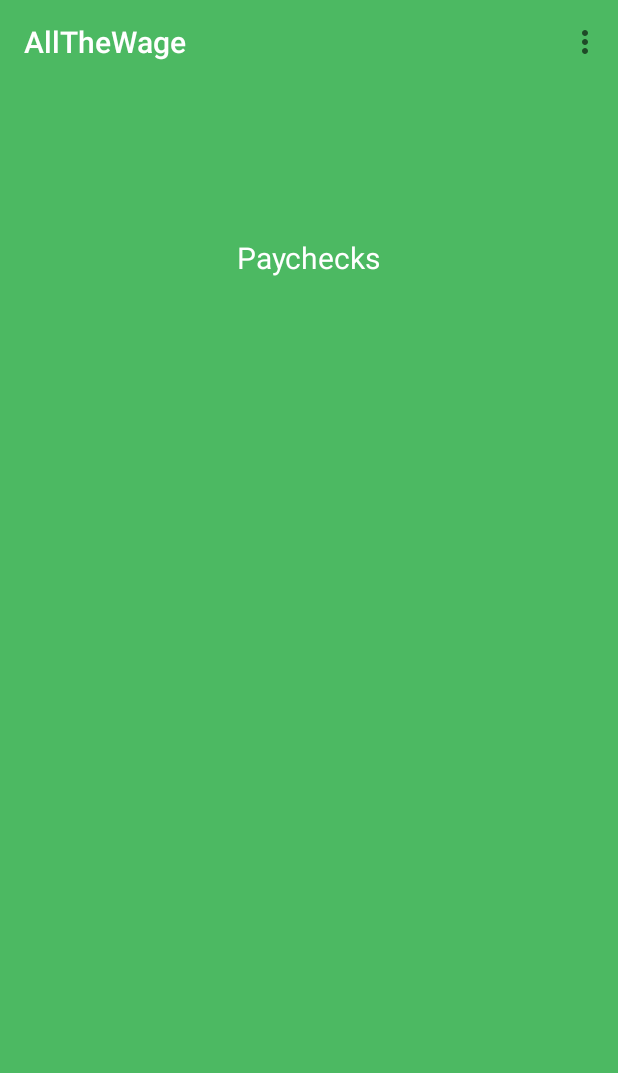
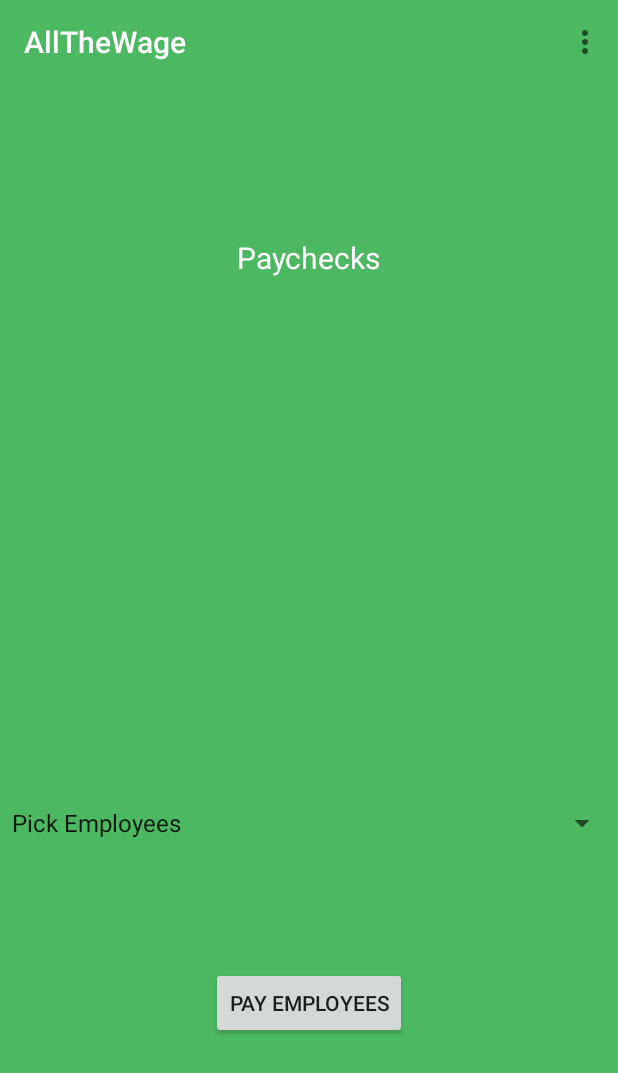
Before and after one commit to AllTheWage/AndroidAllTheWage, an Android app: the paychecks screen opened directly, with no data from a screen before it, on a phone screen of 412 x 824 dp. Shown: the top 1073 px of the screen. Run offline under Robolectric (Android 15) with nearby library versions, the phone set to English and light mode, and no system bars.

Commit message:
Added some work to pay check page

```diff
--- a/AllTheWage/app/build.gradle
+++ b/AllTheWage/app/build.gradle
@@ -2,7 +2,7 @@ apply plugin: 'com.android.application'
 
 android {
     compileSdkVersion 25
-    buildToolsVersion "26.0.1"
+    buildToolsVersion '26.0.2'
     defaultConfig {
         applicationId "com.example.alex.allthewage"
         minSdkVersion 23
--- a/AllTheWage/app/src/main/java/com/example/alex/allthewage/paychecks.java
+++ b/AllTheWage/app/src/main/java/com/example/alex/allthewage/paychecks.java
@@ -7,6 +7,8 @@ import android.support.v7.app.AppCompatActivity;
 import android.support.v7.widget.Toolbar;
 import android.view.Menu;
 import android.view.MenuItem;
+import android.widget.Spinner;
+import android.widget.ArrayAdapter;
 
 /**
  * Created by Alex on 11/1/2017.
@@ -22,6 +24,14 @@ public class paychecks extends AppCompatActivity {
         // Sets the Toolbar to act as the ActionBar for this Activity window.
         // Make sure the toolbar exists in the activity and is not null
         setSupportActionBar(toolbar);
+        Spinner spinner = (Spinner) findViewById(R.id.spinner);
+// Create an ArrayAdapter using the string array and a default spinner layout
+        ArrayAdapter<CharSequence> adapter = ArrayAdapter.createFromResource(this,
+                R.array.paycheck_choices, android.R.layout.simple_spinner_item);
+// Specify the layout to use when the list of choices appears
+        adapter.setDropDownViewResource(android.R.layout.simple_spinner_dropdown_item);
+// Apply the adapter to the spinner
+        spinner.setAdapter(adapter);
 
     }
 
--- a/AllTheWage/app/src/main/res/layout/paychecks.xml
+++ b/AllTheWage/app/src/main/res/layout/paychecks.xml
@@ -28,7 +28,25 @@
             android:textSize="20sp"
             android:layout_alignParentTop="true"
             android:layout_centerHorizontal="true"
-            android:layout_marginTop="102dp" />
+            android:layout_marginTop="102dp"
+            android:id="@+id/textView2" />
+
+        <Button
+            android:id="@+id/button"
+            android:layout_width="wrap_content"
+            android:layout_height="wrap_content"
+            android:layout_alignParentBottom="true"
+            android:layout_centerHorizontal="true"
+            android:layout_marginBottom="131dp"
+            android:text="Pay Employees" />
+
+        <Spinner
+            android:id="@+id/spinner"
+            android:layout_width="match_parent"
+            android:layout_height="wrap_content"
+            android:layout_above="@+id/button"
+            android:layout_alignParentStart="true"
+            android:layout_marginBottom="84dp" />
 
 
     </RelativeLayout>
--- a/AllTheWage/app/src/main/res/values/strings.xml
+++ b/AllTheWage/app/src/main/res/values/strings.xml
@@ -1,3 +1,7 @@
 <resources>
     <string name="app_name">AllTheWage</string>
+    <string-array name="paycheck_choices">
+        <item>Pick Employees</item>
+        <item>Pay all Employees</item>
+    </string-array>
 </resources>
--- a/AllTheWage/build.gradle
+++ b/AllTheWage/build.gradle
@@ -5,7 +5,7 @@ buildscript {
         jcenter()
     }
     dependencies {
-        classpath 'com.android.tools.build:gradle:2.3.3'
+        classpath 'com.android.tools.build:gradle:3.0.0'
 
         // NOTE: Do not place your application dependencies here; they belong
         // in the individual module build.gradle files
```
Also changed, not shown: AllTheWage/gradle/wrapper/gradle-wrapper.properties.
